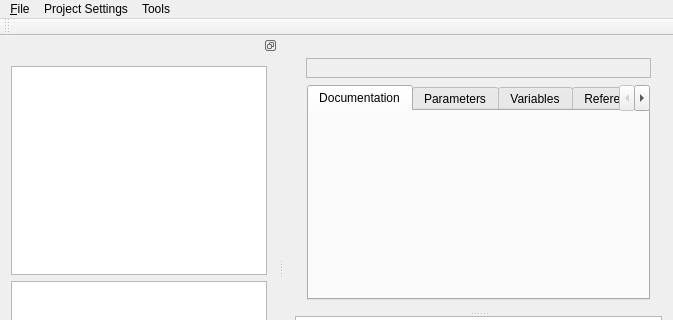
Old version of the form trunk/ cs8-components/cs8ProgramComponent/cs8DocEditor/mainwindow.ui in the repository vdg1/cs8-components; both pictures show x 0 to 673 and y 0 to 320 of the 673 by 522 pixel window.
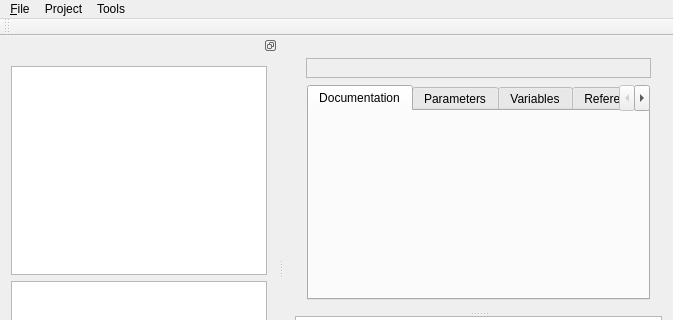
New version of the form. Icons and pictures are not drawn. Custom widgets are drawn as their Qt base class.

What changed in the file:
```diff
--- a/trunk/ cs8-components/cs8ProgramComponent/cs8DocEditor/mainwindow.ui
+++ b/trunk/ cs8-components/cs8ProgramComponent/cs8DocEditor/mainwindow.ui
@@ -160,7 +160,7 @@
    </widget>
    <widget class="QMenu" name="menuTools">
     <property name="title">
-     <string>Project Settings</string>
+     <string>Project</string>
     </property>
     <addaction name="actionEdit_Copy_Right_Message"/>
     <addaction name="actionAdd_tags_for_undocumented_symbols"/>
```
Left out of the diff: 39 changed lines with no effect on the pictures.
